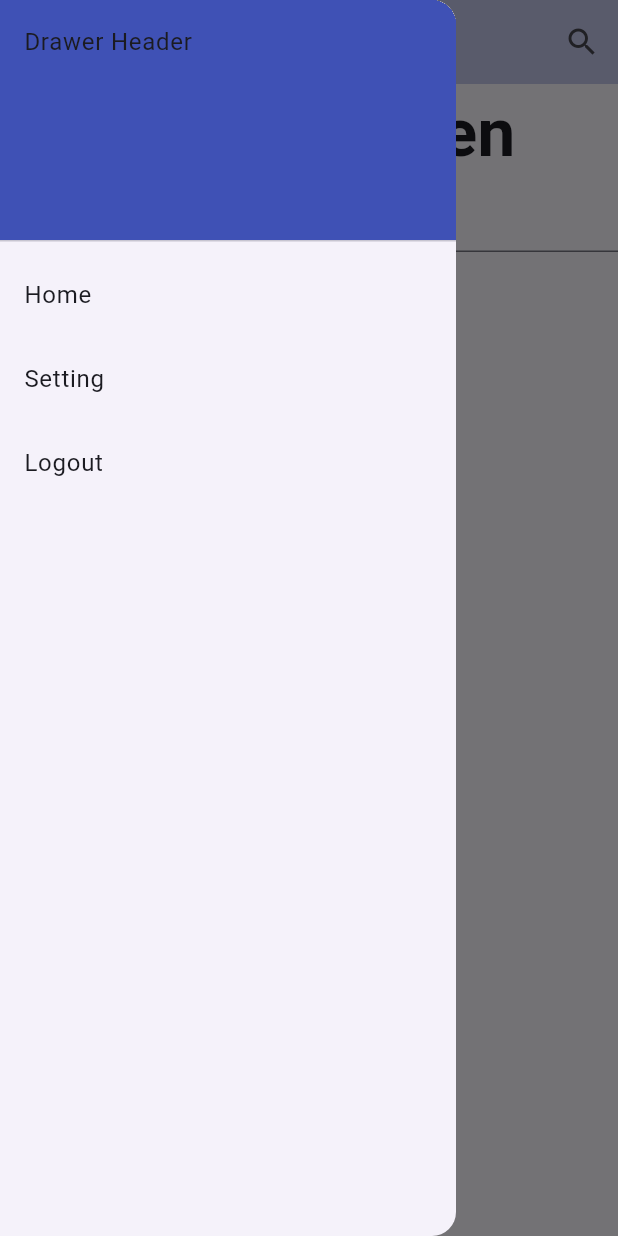
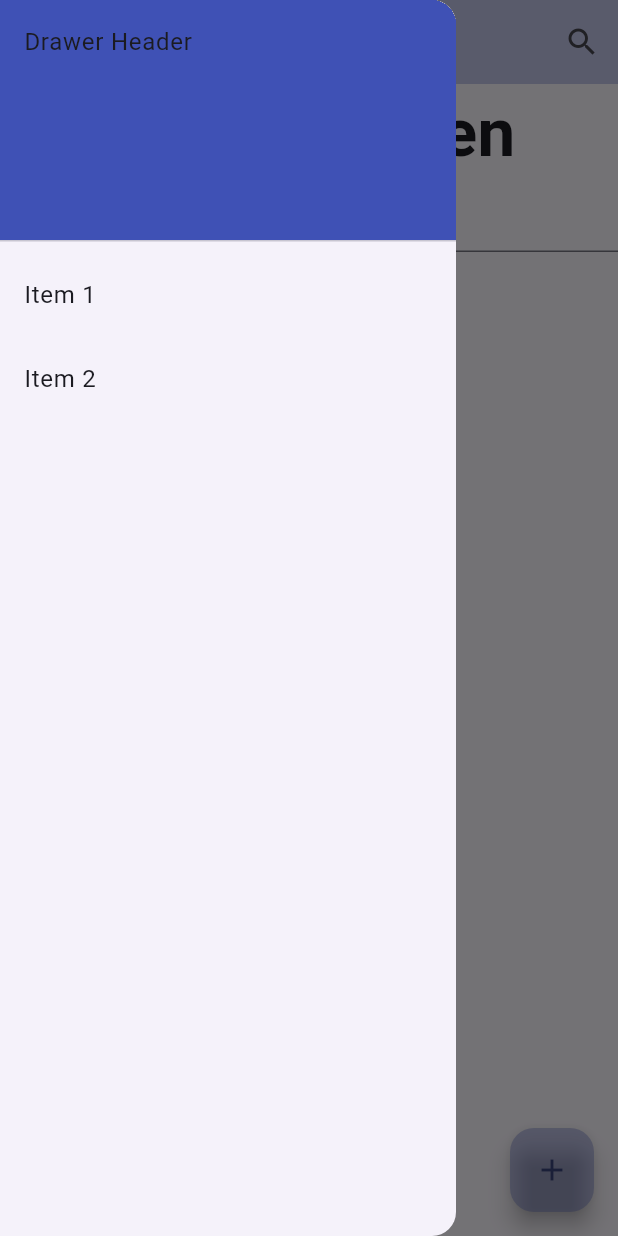
Before and after one commit to raohamii/signup_login_page, a Flutter app: the Home_Page screen opened directly with empty values, with the side drawer open, on a phone screen of 412 x 824 dp. Run offline on Flutter 3.47's test engine with Material 3 defaults, Android fonts, the phone set to English and light mode, and no system bars; our stand-ins replace sqflite; missing offline and left inert: flutter_barcode_scanner; accounts and stored records are empty.

Commit message:
Update Home_Page.dart
Add floating button

```diff
--- a/lib/Authentication/Home_Page.dart
+++ b/lib/Authentication/Home_Page.dart
@@ -41,21 +41,14 @@ class _Home_PageState extends State<Home_Page> {
               child: Text('Drawer Header'),
             ),
             ListTile(
-              title: const Text('Home'),
+              title: const Text('Item 1'),
               onTap: () {
                 // Update the UI based on the item selected
                 // Navigator.pop(context);
               },
             ),
             ListTile(
-              title: const Text('Setting'),
-              onTap: () {
-                // Update the UI based on the item selected
-                // Navigator.pop(context);
-              },
-            ),
-            ListTile(
-              title: const Text('Logout'),
+              title: const Text('Item 2'),
               onTap: () {
                 // Update the UI based on the item selected
                 // Navigator.pop(context);
@@ -84,6 +77,13 @@ class _Home_PageState extends State<Home_Page> {
           )
         ],
       ),
+      floatingActionButton: FloatingActionButton(
+        onPressed: () {
+          // Add onPressed action for the floating action button
+        },
+        child: Icon(Icons.add),
+        backgroundColor: Colors.indigo.withOpacity(0.3),
+      ),
     );
   }
 }
```
